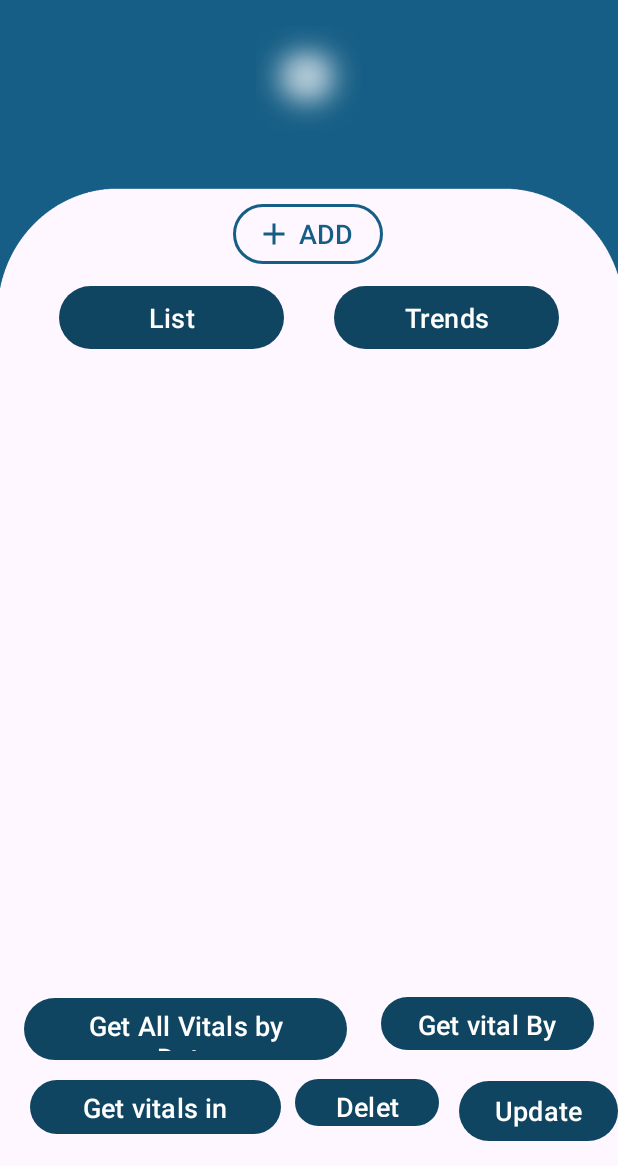
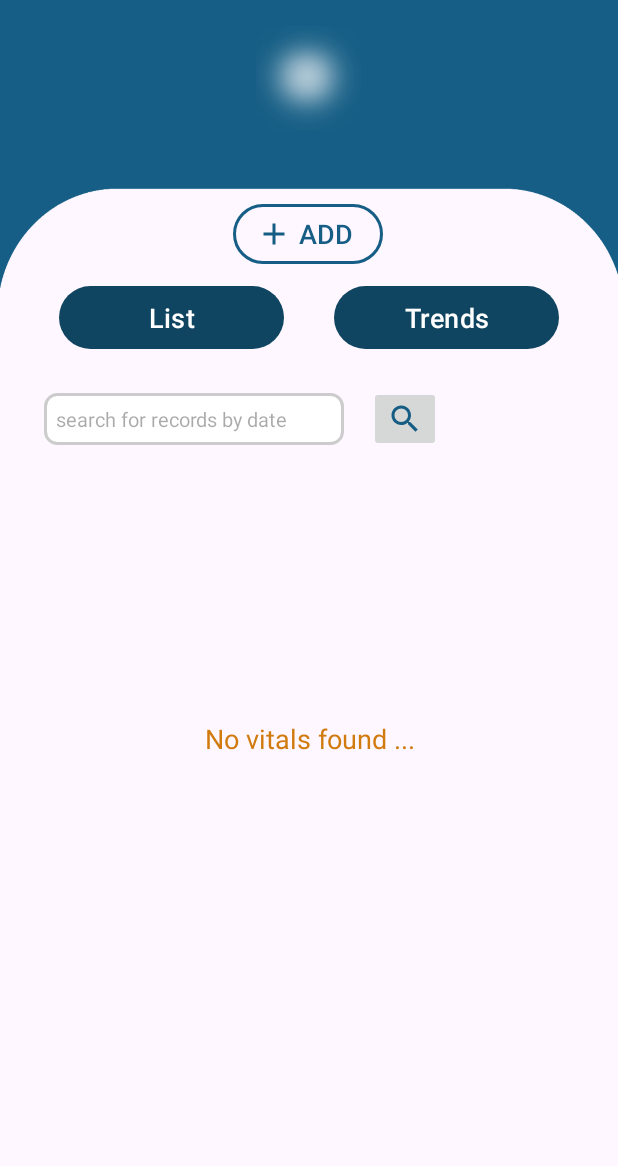
Before and after one commit to emanabdeen/VitaVault, an Android app: the VitalsActivity screen opened directly, with no data from a screen before it, on a phone screen of 412 x 824 dp, the part 70-1236 px from its top. Run offline under Robolectric (Android 15) with nearby library versions, the phone set to English and light mode, and no system bars; our stand-ins replace Firebase (no records; nobody signed in at launch, a user with empty details on screens opened directly); 1 statement that could not run was skipped.

Commit message:
delete vital

```diff
--- a/app/src/main/AndroidManifest.xml
+++ b/app/src/main/AndroidManifest.xml
@@ -14,6 +14,7 @@
         android:supportsRtl="true"
         android:theme="@style/Theme.Insight"
         tools:targetApi="31">
+
         <activity
             android:name=".view.AddVital"
             android:exported="false" />
--- a/app/src/main/java/com/example/insight/utility/VitalsCategories.java
+++ b/app/src/main/java/com/example/insight/utility/VitalsCategories.java
@@ -5,7 +5,7 @@ public enum VitalsCategories {
     HeartRate("HeartRate"),
     BloodPressure("BloodPressure"),
     BodyTemperature("BodyTemperature"),
-    Weight ("Weight ");
+    Weight ("Weight");
 
     private final String vitalCategory;
 
--- a/app/src/main/java/com/example/insight/view/ItemClickListener.java
+++ b/app/src/main/java/com/example/insight/view/ItemClickListener.java
@@ -4,4 +4,5 @@ import android.view.View;
 
 public interface ItemClickListener {
     void OnClickItem(View v, int pos);
+    void OnClickDelete(View v, int pos);
 }
--- a/app/src/main/java/com/example/insight/view/VitalsActivity.java
+++ b/app/src/main/java/com/example/insight/view/VitalsActivity.java
@@ -16,6 +16,10 @@ import androidx.appcompat.widget.Toolbar;
 import androidx.core.graphics.Insets;
 import androidx.core.view.ViewCompat;
 import androidx.core.view.WindowInsetsCompat;
+import androidx.fragment.app.Fragment;
+import androidx.fragment.app.FragmentManager;
+import androidx.fragment.app.FragmentTransaction;
+import androidx.lifecycle.ViewModelProvider;
 
 import com.example.insight.R;
 import com.example.insight.databinding.ActivityMainBinding;
@@ -38,8 +42,9 @@ import java.util.List;
 public class VitalsActivity extends DrawerBaseActivity {
 
     ActivityVitalsBinding binding;
-    FirebaseAuth mAuth;
-    FirebaseUser user;
+    public FirebaseAuth mAuth;
+    public FirebaseUser user;
+    private VitalsListFragment vitalsListFragment;
     private VitalViewModel vitalViewModel;
     List<Vital> vitalsList = new ArrayList<>();
     Vital vital = new Vital();
@@ -68,10 +73,37 @@ public class VitalsActivity extends DrawerBaseActivity {
         String title = intentObject.getStringExtra("title");
         String image = intentObject.getStringExtra("image");
 
+        // Initialize ViewModel
+        vitalViewModel = new ViewModelProvider(this).get(VitalViewModel.class);
+        vitalViewModel.GetVitalsByType(FirebaseAuth.getInstance().getCurrentUser().getUid());
+
+        //by default show all vital by type
+        vitalViewModel.GetVitalsByType(vitalType);
+
+        //set the image and the title of the page according to the vital type
         binding.textViewTitle.setText(title);
         String imageName = image;
         int imageResId = getResources().getIdentifier(imageName.replace("@drawable/", ""), "drawable", getPackageName());
         binding.image.setImageResource(imageResId);
+
+        // Create an instance of the fragment
+        vitalsListFragment = new VitalsListFragment();
+
+        // Create a Bundle to hold the data
+        Bundle bundle = new Bundle();
+        bundle.putString("vitalType", vitalType); // Add data to the Bundle
+
+        // Set the Bundle as arguments for the fragment
+        vitalsListFragment.setArguments(bundle);
+
+        replaceFragment(vitalsListFragment); // Show vitals list by default
+
+        binding.btnListByType.setOnClickListener(new View.OnClickListener() {
+            @Override
+            public void onClick(View v) {
+                replaceFragment(vitalsListFragment);
+            }
+        });
 
         // -------------------------------Add Button --------------------------------------------
         binding.btnAdd.setOnClickListener(new View.OnClickListener() {
@@ -103,7 +135,7 @@ public class VitalsActivity extends DrawerBaseActivity {
 
 
 
-        // -------------------------------Get Symptoms By Date --------------------------------------------
+        // -------------------------------Get vital By Date --------------------------------------------
         binding.btnGetVitalssByDate.setOnClickListener(new View.OnClickListener() {
             @Override
             public void onClick(View v) {
@@ -115,7 +147,7 @@ public class VitalsActivity extends DrawerBaseActivity {
             }
         });
 
-        // -------------------------------Get Symptoms By Type --------------------------------------------
+        // -------------------------------Get vital By Type --------------------------------------------
         binding.btnListByType.setOnClickListener(new View.OnClickListener() {
             @Override
             public void onClick(View v) {
@@ -126,12 +158,24 @@ public class VitalsActivity extends DrawerBaseActivity {
 
     }
 
-    private void AddVital(Vital vital){
-        vitalViewModel=new VitalViewModel();
-        String uid = user.getUid(); // Get the logged-in user's unique ID
 
-        vitalViewModel.AddVital(vital);
+    private void replaceFragment (Fragment fragment){
+        // Get the FragmentManager
+        FragmentManager fm = getSupportFragmentManager();
+
+        // Begin a FragmentTransaction
+        FragmentTransaction ft = fm.beginTransaction();
+
+        // Replace the fragment in the container (R.id.fragmentLayout)
+        ft.replace(R.id.fragmentLayout, fragment);
+
+        // Add the transaction to the back stack
+        //ft.addToBackStack(null);
+
+        // Commit the transaction
+        ft.commit();
     }
+
 
     /** method to get a list of vitals at a selected date*/
     private void GetVitalByDateResults(LocalDate searchDate){
--- /dev/null
+++ b/app/src/main/java/com/example/insight/view/VitalsListFragment.java
@@ -0,0 +1,171 @@
+package com.example.insight.view;
+
+import android.content.Intent;
+import android.graphics.PorterDuff;
+import android.os.Bundle;
+
+import androidx.annotation.NonNull;
+import androidx.annotation.Nullable;
+import androidx.core.content.ContextCompat;
+import androidx.fragment.app.Fragment;
+import androidx.lifecycle.ViewModelProvider;
+import androidx.recyclerview.widget.LinearLayoutManager;
+
+import android.util.Log;
+import android.view.LayoutInflater;
+import android.view.View;
+import android.view.ViewGroup;
+import android.widget.ProgressBar;
+import android.widget.Toast;
+
+import com.example.insight.R;
+import com.example.insight.adaoter.VitalsListAdapter;
+import com.example.insight.databinding.FragmentVitalsListBinding;
+import com.example.insight.model.Vital;
+import com.example.insight.utility.VitalsCategories;
+import com.example.insight.viewmodel.VitalViewModel;
+import com.google.firebase.auth.FirebaseAuth;
+import com.google.firebase.auth.FirebaseUser;
+
+import java.time.LocalDate;
+import java.time.format.DateTimeFormatter;
+import java.util.ArrayList;
+import java.util.List;
+
+public class VitalsListFragment extends Fragment implements ItemClickListener {
+    private FragmentVitalsListBinding binding;
+    FirebaseAuth mAuth;
+    FirebaseUser user;
+    private VitalViewModel viewModel;
+    private List<Vital> vitalList;
+    private VitalsListAdapter vitalsListAdapter;
+    private String vitalType;
+    LocalDate searchDate;
+    Bundle bundle;
+    String searchCriteria;
+
+    @Override
+    public View onCreateView(@NonNull LayoutInflater inflater, @Nullable ViewGroup container,
+                             @Nullable Bundle savedInstanceState) {
+        // Inflate the layout using ViewBinding
+        binding = FragmentVitalsListBinding.inflate(inflater, container, false);
+        return binding.getRoot();
+
+    }
+
+    @Override
+    public void onViewCreated(@NonNull View view, @Nullable Bundle savedInstanceState) {
+        super.onViewCreated(view, savedInstanceState);
+
+        mAuth = FirebaseAuth.getInstance();
+        user = mAuth.getCurrentUser();
+
+        // Retrieve the Bundle
+        bundle = getArguments();
+        if (bundle != null) {
+            // Get the data from the Bundle
+            vitalType = bundle.getString("vitalType");
+
+        }
+
+        // Initialize ViewModel
+        viewModel = new ViewModelProvider(requireActivity()).get(VitalViewModel.class);
+        viewModel.GetVitalsByType(FirebaseAuth.getInstance().getCurrentUser().getUid());
+
+        //by default show all vital by type
+        viewModel.GetVitalsByType(vitalType);
+        searchCriteria = "type";
+
+        // Setup RecyclerView
+        vitalsListAdapter = new VitalsListAdapter(requireContext(), new ArrayList<>()); // Initialize with null data
+        vitalsListAdapter.setClickListener(this);
+
+        LinearLayoutManager layoutManager = new LinearLayoutManager(requireContext());
+        binding.recyclerView.setLayoutManager(layoutManager);
+        binding.recyclerView.setAdapter(vitalsListAdapter);
+
+        // Observe Vitals Data
+        viewModel.getVitalsData().observe(getViewLifecycleOwner(), vitalsData -> {
+            Log.d("debug", "--Update View at vitals list recycler view--");
+            vitalList = vitalsData;
+            vitalsListAdapter.updateData(vitalsData); // Update adapter data
+
+            // Hide loading indicator
+            binding.progressBar.setVisibility(View.GONE);
+        });
+
+        // Observe Search Message
+        viewModel.getSearchResultMessageData().observe(getViewLifecycleOwner(), searchResultMessageData -> {
+            binding.searchMessage.setText(searchResultMessageData);
+        });
+
+
+        // Search Button Logic
+        binding.iconSearch.setOnClickListener(v -> {
+            String searchDateStr = binding.searchTextDate.getText().toString();
+            searchDate = LocalDate.parse(searchDateStr, DateTimeFormatter.ofPattern("dd-MM-yyyy"));
+
+            if (searchDateStr.isEmpty()) {
+                Toast.makeText(requireContext(), "Please enter a search text", Toast.LENGTH_SHORT).show();
+            } else {
+                Log.i("trace", "Search initiated for: " + searchDateStr);
+                viewModel.GetSymptomsByDateAndType(searchDate, vitalType);
+                searchCriteria = "date";
+            }
+        });
+
+
+    }
+
+    @Override
+    public void onResume() {
+        super.onResume();
+
+        viewModel.GetVitalsByType(vitalType);
+        searchCriteria = "type";
+    }
+
+
+    @Override
+    public void onDestroyView() {
+        super.onDestroyView();
+        // Clear binding to avoid memory leaks
+        binding = null;
+    }
+
+    @Override
+    public void OnClickItem(View v, int pos) {
+        if (vitalList != null && pos < vitalList.size()) {
+            String vitalID = vitalList.get(pos).getVitalId();
+
+            //navigate to vitalDetail Page
+//            Intent intentObj = new Intent(requireContext(), VitalDetail.class);
+//            intentObj.putExtra("vitalID", vitalID);
+//            startActivity(intentObj);
+        }
+    }
+
+    @Override
+    public void OnClickDelete(View v, int pos) {
+
+        if (user == null) {
+            Intent intentObj = new Intent(requireContext(), Login.class);
+            startActivity(intentObj);
+            Log.d("tag", "Redirect user to login page");
+        } else if (pos >= 0 && pos < vitalList.size()) {
+            String uid = user.getUid();
+            String vitalID = vitalList.get(pos).getVitalId();
+            viewModel.DeleteVital(vitalID); // ---------------Delete vital from Firestore DB
+            Toast.makeText(getContext(), "Vital record is successfully deleted", Toast.LENGTH_LONG).show();
+
+            //To refresh the recyclerview list
+            if (searchCriteria.equals("date")){
+                viewModel.GetVitalsByDate(searchDate);
+            }else{
+                viewModel.GetVitalsByType(vitalType);
+
+            }
+        }
+
+    }
+}
--- a/app/src/main/java/com/example/insight/viewmodel/SymptomViewModel.java
+++ b/app/src/main/java/com/example/insight/viewmodel/SymptomViewModel.java
@@ -4,6 +4,7 @@ import android.util.Log;
 
 import androidx.lifecycle.LiveData;
 import androidx.lifecycle.MutableLiveData;
+import androidx.lifecycle.ViewModel;
 
 import com.example.insight.model.Symptom;
 import com.google.firebase.auth.FirebaseAuth;
@@ -24,7 +25,7 @@ import java.util.List;
 import java.util.Map;
 
 
-public class SymptomViewModel {
+public class SymptomViewModel extends ViewModel {
     //inst the FirebaseFirestore (DB)
     public FirebaseFirestore db = FirebaseFirestore.getInstance();
 
--- /dev/null
+++ b/app/src/main/res/drawable/ic_search.xml
@@ -0,0 +1,5 @@
+<vector xmlns:android="http://schemas.android.com/apk/res/android" android:height="24dp" android:tint="#165D84" android:viewportHeight="24" android:viewportWidth="24" android:width="24dp">
+
+    <path android:fillColor="@android:color/white" android:pathData="M15.5,14h-0.79l-0.28,-0.27C15.41,12.59 16,11.11 16,9.5 16,5.91 13.09,3 9.5,3S3,5.91 3,9.5 5.91,16 9.5,16c1.61,0 3.09,-0.59 4.23,-1.57l0.27,0.28v0.79l5,4.99L20.49,19l-4.99,-5zM9.5,14C7.01,14 5,11.99 5,9.5S7.01,5 9.5,5 14,7.01 14,9.5 11.99,14 9.5,14z"/>
+
+</vector>
--- a/app/src/main/res/layout/activity_vitals.xml
+++ b/app/src/main/res/layout/activity_vitals.xml
@@ -39,7 +39,7 @@
     <androidx.constraintlayout.widget.ConstraintLayout
         android:id="@+id/fragmentLayout"
         android:layout_width="394dp"
-        android:layout_height="400dp"
+        android:layout_height="500dp"
         app:layout_constraintBottom_toBottomOf="parent"
         app:layout_constraintEnd_toEndOf="parent"
         app:layout_constraintStart_toStartOf="parent"
@@ -89,7 +89,8 @@
         app:layout_constraintHorizontal_bias="0.081"
         app:layout_constraintStart_toStartOf="parent"
         app:layout_constraintTop_toTopOf="parent"
-        app:layout_constraintVertical_bias="0.906" />
+        app:layout_constraintVertical_bias="0.906"
+        android:visibility="gone"/>
 
     <Button
         android:id="@+id/btnGetVitalById"
@@ -101,7 +102,8 @@
         app:layout_constraintHorizontal_bias="0.94"
         app:layout_constraintStart_toStartOf="parent"
         app:layout_constraintTop_toTopOf="parent"
-        app:layout_constraintVertical_bias="0.898" />
+        app:layout_constraintVertical_bias="0.898"
+        android:visibility="gone"/>
 
     <Button
         android:id="@+id/btnGetvitalsInRange"
@@ -113,7 +115,8 @@
         app:layout_constraintHorizontal_bias="0.082"
         app:layout_constraintStart_toStartOf="parent"
         app:layout_constraintTop_toTopOf="parent"
-        app:layout_constraintVertical_bias="0.976" />
+        app:layout_constraintVertical_bias="0.976"
+        android:visibility="gone"/>
 
     <Button
         android:id="@+id/btnUpdate"
@@ -125,7 +128,8 @@
         app:layout_constraintHorizontal_bias="1.0"
         app:layout_constraintStart_toStartOf="parent"
         app:layout_constraintTop_toTopOf="parent"
-        app:layout_constraintVertical_bias="0.982" />
+        app:layout_constraintVertical_bias="0.982"
+        android:visibility="gone"/>
 
     <Button
         android:id="@+id/btnDelete"
@@ -137,7 +141,8 @@
         app:layout_constraintHorizontal_bias="0.622"
         app:layout_constraintStart_toStartOf="parent"
         app:layout_constraintTop_toTopOf="parent"
-        app:layout_constraintVertical_bias="0.969" />
+        app:layout_constraintVertical_bias="0.969"
+        android:visibility="gone"/>
 
     <androidx.appcompat.widget.AppCompatButton
         android:id="@+id/btnAdd"
--- /dev/null
+++ b/app/src/main/res/layout/fragment_vitals_list.xml
@@ -0,0 +1,105 @@
+<?xml version="1.0" encoding="utf-8"?>
+<androidx.constraintlayout.widget.ConstraintLayout
+    xmlns:android="http://schemas.android.com/apk/res/android"
+    xmlns:app="http://schemas.android.com/apk/res-auto"
+    xmlns:tools="http://schemas.android.com/tools"
+    android:layout_width="match_parent"
+    android:layout_height="match_parent"
+    tools:context=".view.VitalsListFragment"
+    android:padding="10dp">
+
+    <androidx.constraintlayout.widget.ConstraintLayout
+        android:id="@+id/searchLayout"
+        android:layout_width="match_parent"
+        android:layout_height="wrap_content"
+        android:gravity="start"
+        android:orientation="horizontal"
+        android:paddingStart="10dp"
+        android:paddingTop="5dp"
+        android:paddingBottom="5dp"
+        app:layout_constraintBottom_toBottomOf="parent"
+        app:layout_constraintEnd_toEndOf="parent"
+        app:layout_constraintHorizontal_bias="0.0"
+        app:layout_constraintStart_toStartOf="parent"
+        app:layout_constraintTop_toTopOf="parent"
+        app:layout_constraintVertical_bias="0">
+
+        <EditText
+            android:id="@+id/searchTextDate"
+            android:layout_width="200dp"
+            android:layout_height="wrap_content"
+            android:background="@drawable/edit_text_background"
+            android:hint="search for records by date"
+            android:inputType="date"
+            android:padding="8dp"
+            android:textSize="13sp"
+            app:layout_constraintEnd_toEndOf="parent"
+            app:layout_constraintStart_toStartOf="parent"
+            app:layout_constraintTop_toTopOf="parent"
+            app:layout_constraintBottom_toBottomOf="parent"
+            app:layout_constraintHorizontal_bias="0"/>
+
+        <ImageButton
+            android:id="@+id/iconSearch"
+            android:layout_width="wrap_content"
+            android:layout_height="wrap_content"
+            android:src="@drawable/ic_search"
+            app:layout_constraintBottom_toBottomOf="parent"
+            app:layout_constraintEnd_toEndOf="parent"
+            app:layout_constraintHorizontal_bias="0.146"
+            app:layout_constraintStart_toEndOf="@+id/searchTextDate"
+            app:layout_constraintTop_toTopOf="parent"
+            />
+    </androidx.constraintlayout.widget.ConstraintLayout>
+
+    <androidx.constraintlayout.widget.ConstraintLayout
+        android:layout_width="match_parent"
+        android:layout_height="580dp"
+        android:gravity="start"
+        android:orientation="horizontal"
+        android:paddingStart="5dp"
+        android:paddingTop="5dp"
+        android:paddingBottom="5dp"
+        app:layout_constraintBottom_toBottomOf="parent"
+        app:layout_constraintEnd_toEndOf="parent"
+        app:layout_constraintStart_toStartOf="parent"
+        app:layout_constraintTop_toBottomOf="@+id/searchLayout"
+        app:layout_constraintVertical_bias="0.02">
+
+
+        <androidx.recyclerview.widget.RecyclerView
+            android:id="@+id/recyclerView"
+            android:layout_width="match_parent"
+            android:layout_height="match_parent"
+            android:clipToPadding="false"
+            android:scrollbars="vertical"
+            app:layout_constraintBottom_toBottomOf="parent"
+            app:layout_constraintEnd_toEndOf="parent"
+            app:layout_constraintStart_toStartOf="parent"
+            app:layout_constraintTop_toTopOf="parent" />
+
+        <ProgressBar
+            android:id="@+id/progressBar"
+            style="?android:attr/progressBarStyleLarge"
+            android:layout_width="50dp"
+            android:layout_height="50dp"
+            android:layout_gravity="center"
+            app:layout_constraintBottom_toBottomOf="parent"
+            app:layout_constraintEnd_toEndOf="parent"
+            app:layout_constraintStart_toStartOf="parent"
+            app:layout_constraintTop_toTopOf="parent" />
+    </androidx.constraintlayout.widget.ConstraintLayout>
+
+    <TextView
+        android:id="@+id/searchMessage"
+        android:layout_width="wrap_content"
+        android:layout_height="wrap_content"
+        android:textColor="@color/accent"
+        android:textSize="18sp"
+        app:layout_constraintBottom_toBottomOf="parent"
+        app:layout_constraintEnd_toEndOf="parent"
+        app:layout_constraintStart_toStartOf="parent"
+        app:layout_constraintTop_toTopOf="parent"
+        app:layout_constraintHorizontal_bias="0.5" />
+
+</androidx.constraintlayout.widget.ConstraintLayout>
--- a/app/src/main/res/values/strings.xml
+++ b/app/src/main/res/values/strings.xml
@@ -23,5 +23,7 @@
     <string name="medications">Medications</string>
     <string name="list">List</string>
     <string name="trends">Trends</string>
+    <!-- TODO: Remove or change this placeholder text -->
+    <string name="hello_blank_fragment">Hello blank fragment</string>
 
 </resources>
```
Also changed, not shown: app/src/main/java/com/example/insight/view/AddVital.java (+6 -2 lines), app/src/main/java/com/example/insight/view/ViewVitalFragment.java (deleted, +0 -43 lines), app/src/main/java/com/example/insight/view/VitalsViewHolder.java (+11 -0 lines), app/src/main/java/com/example/insight/viewmodel/VitalViewModel.java (+178 -11 lines), app/src/main/res/layout/fragment_view_vital.xml (deleted, +0 -10 lines), app/src/main/res/layout/item_vital_layout.xml (+17 -15 lines), app/src/main/res/menu/fragment_nav_menu.xml (added, +11 -0 lines).
